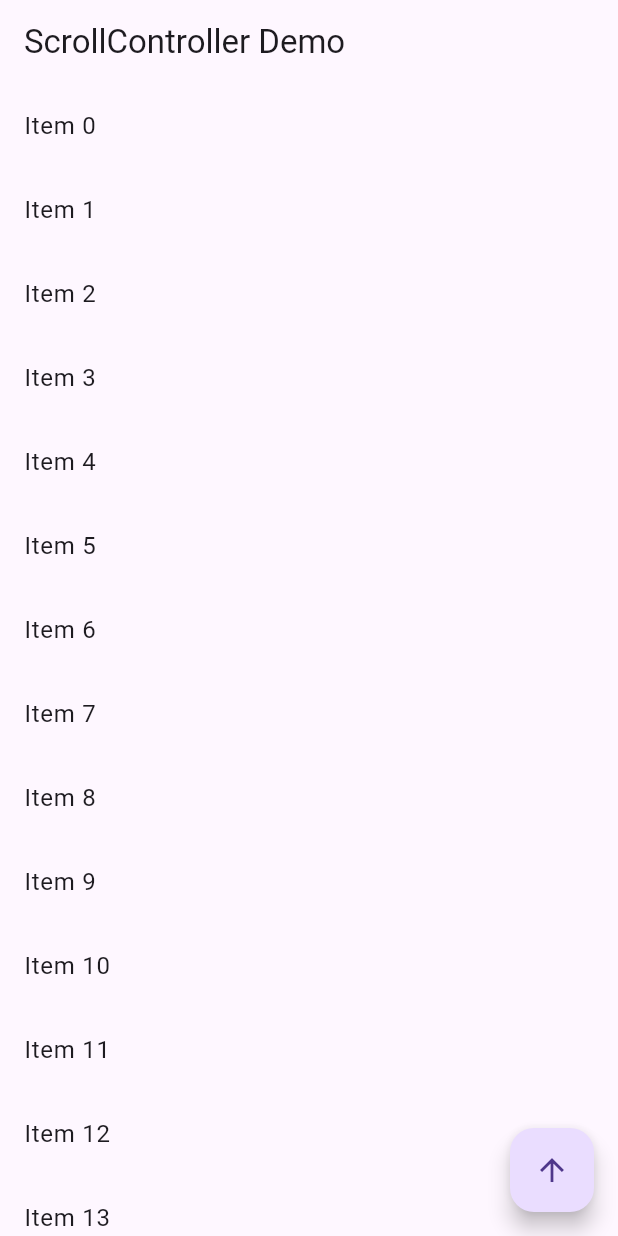
After one commit to Hassanulhaq52/Flutter-Teaching, a Flutter app: the screen it shows after launch, on a phone screen of 412 x 824 dp. The commit adds this screen. Run offline on Flutter 3.47's test engine with Material 3 defaults, Android fonts, the phone set to English and light mode, and no system bars.

Commit message:
Scroll Controller Added.

```diff
--- /dev/null
+++ b/lib/controllers/scroll_controller_screen.dart
@@ -0,0 +1,46 @@
+import 'package:flutter/material.dart';
+
+class ScrollControllerScreen extends StatefulWidget {
+  const ScrollControllerScreen({super.key});
+
+  @override
+  _ScrollDemoState createState() => _ScrollDemoState();
+}
+
+class _ScrollDemoState extends State<ScrollControllerScreen> {
+  ScrollController _controller = ScrollController();
+
+  @override
+  void dispose() {
+    _controller.dispose();
+    super.dispose();
+  }
+
+  @override
+  Widget build(BuildContext context) {
+    return Scaffold(
+      appBar: AppBar(
+        title: Text('ScrollController Demo'),
+      ),
+      body: ListView.builder(
+        controller: _controller,
+        itemCount: 100,
+        itemBuilder: (context, index) {
+          return ListTile(
+            title: Text('Item $index'),
+          );
+        },
+      ),
+      floatingActionButton: FloatingActionButton(
+        onPressed: () {
+          _controller.animateTo(
+            0,
+            duration: Duration(seconds: 10),
+            curve: Curves.easeInOut,
+          );
+        },
+        child: Icon(Icons.arrow_upward),
+      ),
+    );
+  }
+}
--- a/lib/main.dart
+++ b/lib/main.dart
@@ -40,6 +40,7 @@
 // }
 
 import 'package:app/Provider/increament_provider.dart';
+import 'package:app/controllers/scroll_controller_screen.dart';
 import 'package:app/controllers/text_editing_controller_screen.dart';
 import 'package:app/drawer_screen.dart';
 import 'package:app/layout.dart';
@@ -72,7 +73,7 @@ class MyApp extends StatelessWidget {
         //
         //
         // },
-        home: TextEditingControllerScreen()
+        home: ScrollControllerScreen()
       ),
     );
   }
```
